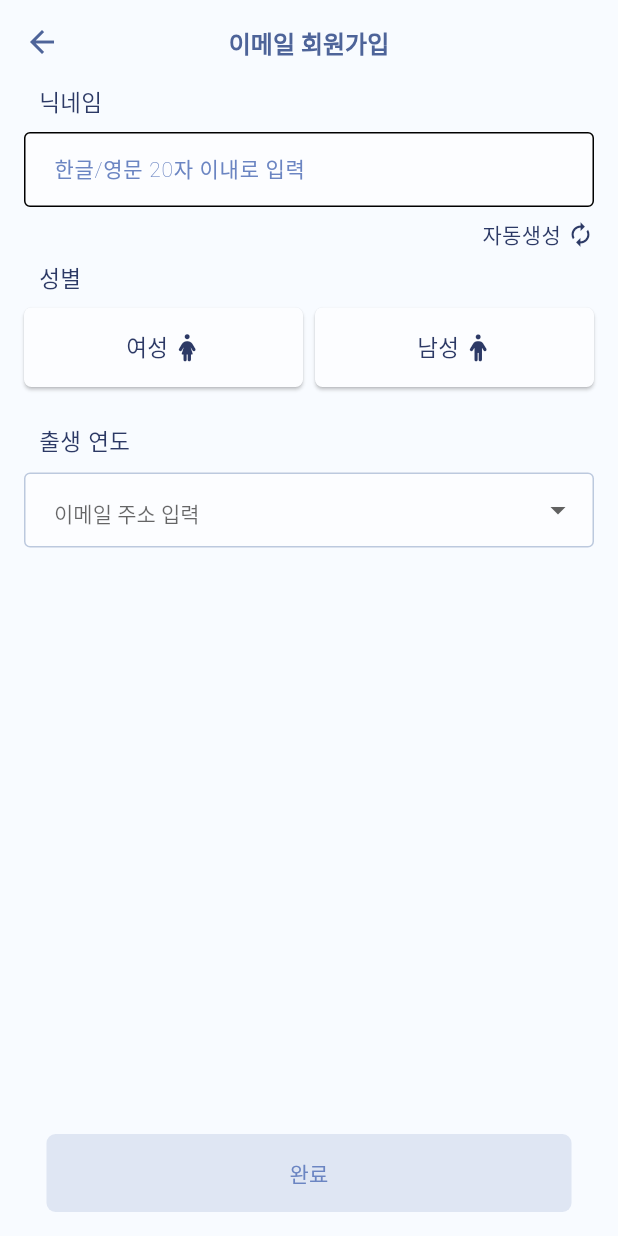
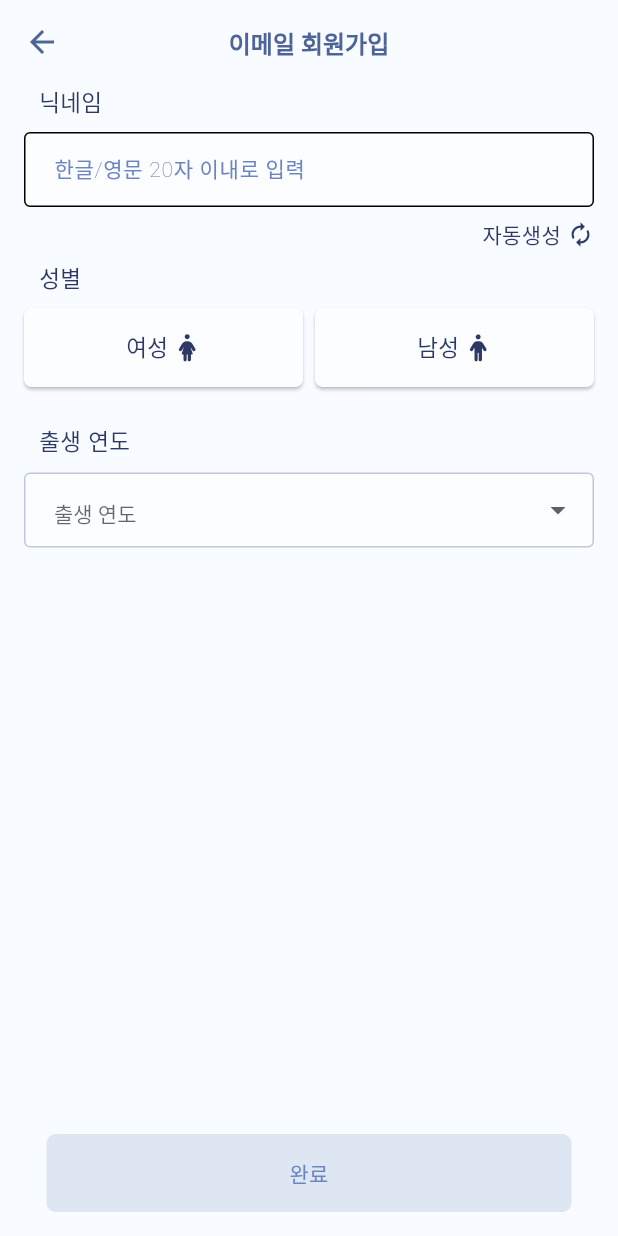
Before and after one commit to SeoHong23/Nungil_Project, a Flutter app: the UserInfo screen opened directly with empty values, on a phone screen of 412 x 824 dp. Run offline on Flutter 3.47's test engine with Material 3 defaults, Android fonts, the light colour scheme and no system bars; our stand-ins replace cached_network_image, dio, flutter_rating_bar, flutter_riverpod, flutter_secure_storage, flutter_svg and 7 more; accounts and stored records are empty; network calls fail; Roboto replaces fonts that are missing (Pretendard).

Commit message:
User 디자인 수정

```diff
--- a/lib/screens/user/register/user_info.dart
+++ b/lib/screens/user/register/user_info.dart
@@ -357,7 +357,7 @@ class _UserInfoState extends State<UserInfo> {
                   },
                   style: ColorTextStyle.smallNavy(context),
                   decoration: InputDecoration(
-                    hintText: '이메일 주소 입력',
+                    hintText: '출생 연도',
                     hintStyle: ColorTextStyle.smallLightNavy(context),
                     filled: true,
                     fillColor: Theme.of(context).colorScheme.surface,
```
